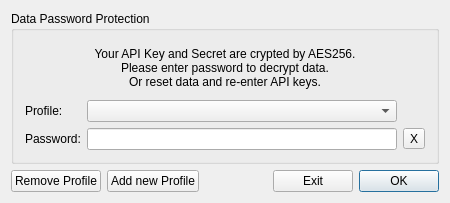
This is src/passworddialog.ui in jorisd/QtBitcoinTrader as Qt 5 draws it before an edit. The edited form follows.
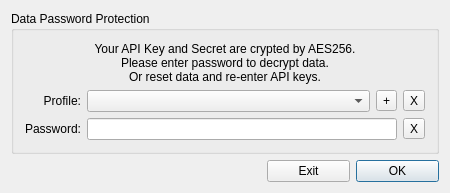
This is the edited form.

Diff of the .ui file:
```diff
--- a/src/passworddialog.ui
+++ b/src/passworddialog.ui
@@ -7,7 +7,7 @@
     <x>0</x>
     <y>0</y>
     <width>450</width>
-    <height>203</height>
+    <height>172</height>
    </rect>
   </property>
   <property name="minimumSize">
@@ -26,44 +26,55 @@
       <string>Data Password Protection</string>
      </property>
      <layout class="QGridLayout" name="gridLayout">
+      <item row="2" column="0">
+       <widget class="QLabel" name="labelPassword">
+        <property name="sizePolicy">
+         <sizepolicy hsizetype="Preferred" vsizetype="Preferred">
+          <horstretch>0</horstretch>
+          <verstretch>0</verstretch>
+         </sizepolicy>
+        </property>
+        <property name="text">
+         <string>Password:</string>
+        </property>
+        <property name="alignment">
+         <set>Qt::AlignRight|Qt::AlignTrailing|Qt::AlignVCenter</set>
+        </property>
+        <property name="buddy">
+         <cstring>passwordEdit</cstring>
+        </property>
+       </widget>
+      </item>
       <item row="1" column="0">
        <widget class="QLabel" name="labelPassword_2">
+        <property name="sizePolicy">
+         <sizepolicy hsizetype="Preferred" vsizetype="Preferred">
+          <horstretch>0</horstretch>
+          <verstretch>0</verstretch>
+         </sizepolicy>
+        </property>
         <property name="text">
          <string>Profile:</string>
         </property>
+        <property name="alignment">
+         <set>Qt::AlignRight|Qt::AlignTrailing|Qt::AlignVCenter</set>
+        </property>
         <property name="buddy">
          <cstring>profileComboBox</cstring>
         </property>
        </widget>
       </item>
       <item row="1" column="1">
-       <widget class="QComboBox" name="profileComboBox"/>
-      </item>
-      <item row="2" column="0">
-       <widget class="QLabel" name="labelPassword">
-        <property name="text">
-         <string>Password:</string>
+       <widget class="QComboBox" name="profileComboBox">
+        <property name="sizePolicy">
+         <sizepolicy hsizetype="MinimumExpanding" vsizetype="Fixed">
+          <horstretch>0</horstretch>
+          <verstretch>0</verstretch>
+         </sizepolicy>
         </property>
-        <property name="buddy">
-         <cstring>passwordEdit</cstring>
-        </property>
        </widget>
       </item>
-      <item row="2" column="1">
-       <widget class="QLineEdit" name="passwordEdit">
-        <property name="echoMode">
-         <enum>QLineEdit::Password</enum>
-        </property>
-       </widget>
-      </item>
-      <item row="2" column="2">
-       <widget class="QToolButton" name="toolButton">
-        <property name="text">
-         <string>X</string>
-        </property>
-       </widget>
-      </item>
-      <item row="0" column="0" colspan="3">
+      <item row="0" column="0" colspan="4">
        <widget class="QLabel" name="label">
         <property name="text">
          <string>Your API Key and Secret are crypted by AES256.
@@ -78,13 +89,47 @@
         </property>
        </widget>
       </item>
+      <item row="2" column="3">
+       <widget class="QToolButton" name="toolButton">
+        <property name="text">
+         <string>X</string>
+        </property>
+       </widget>
+      </item>
+      <item row="1" column="3">
+       <widget class="QToolButton" name="removeButton">
+        <property name="text">
+         <string>X</string>
+        </property>
+       </widget>
+      </item>
+      <item row="1" column="2">
+       <widget class="QToolButton" name="removeButton_2">
+        <property name="text">
+         <string>+</string>
+        </property>
+       </widget>
+      </item>
+      <item row="2" column="1" colspan="2">
+       <widget class="QLineEdit" name="passwordEdit">
+        <property name="sizePolicy">
+         <sizepolicy hsizetype="MinimumExpanding" vsizetype="Fixed">
+          <horstretch>0</horstretch>
+          <verstretch>0</verstretch>
+         </sizepolicy>
+        </property>
+        <property name="echoMode">
+         <enum>QLineEdit::Password</enum>
+        </property>
+       </widget>
+      </item>
      </layout>
     </widget>
    </item>
    <item row="1" column="4">
     <widget class="QPushButton" name="okButton">
      <property name="sizePolicy">
-      <sizepolicy hsizetype="Expanding" vsizetype="Fixed">
+      <sizepolicy hsizetype="Preferred" vsizetype="Fixed">
        <horstretch>0</horstretch>
        <verstretch>0</verstretch>
       </sizepolicy>
@@ -97,7 +142,7 @@
    <item row="1" column="3">
     <widget class="QPushButton" name="cancelButton">
      <property name="sizePolicy">
-      <sizepolicy hsizetype="Expanding" vsizetype="Fixed">
+      <sizepolicy hsizetype="Preferred" vsizetype="Fixed">
        <horstretch>0</horstretch>
        <verstretch>0</verstretch>
       </sizepolicy>
@@ -107,33 +152,7 @@
      </property>
     </widget>
    </item>
-   <item row="1" column="0">
-    <widget class="QPushButton" name="resetAPIButton">
-     <property name="sizePolicy">
-      <sizepolicy hsizetype="Preferred" vsizetype="Fixed">
-       <horstretch>0</horstretch>
-       <verstretch>0</verstretch>
-      </sizepolicy>
-     </property>
-     <property name="text">
-      <string>Remove Profile</string>
-     </property>
-    </widget>
-   </item>
-   <item row="1" column="1">
-    <widget class="QPushButton" name="addNewProfile">
-     <property name="sizePolicy">
-      <sizepolicy hsizetype="Preferred" vsizetype="Fixed">
-       <horstretch>0</horstretch>
-       <verstretch>0</verstretch>
-      </sizepolicy>
-     </property>
-     <property name="text">
-      <string>Add new Profile</string>
-     </property>
-    </widget>
-   </item>
-   <item row="1" column="2">
+   <item row="1" column="0" colspan="3">
     <spacer name="horizontalSpacer">
      <property name="orientation">
       <enum>Qt::Horizontal</enum>
```
Left out of the diff: 78 changed lines with no effect on the pictures.
